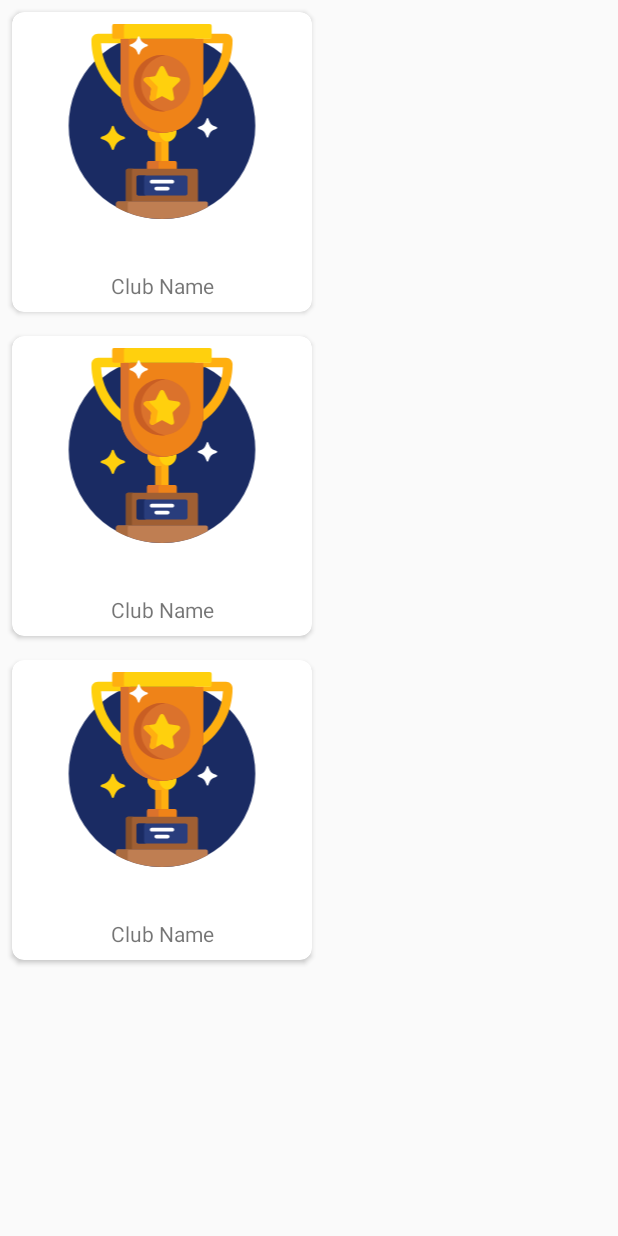
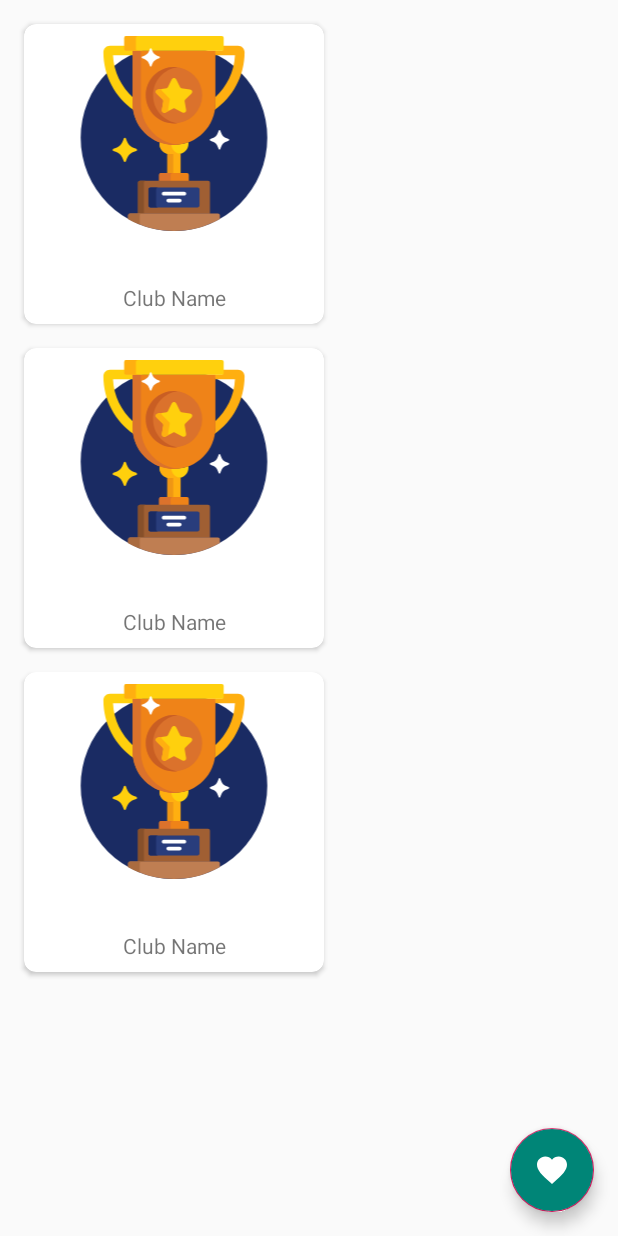
Before and after one commit to MuhammadAlief404/LeagueMatch, an Android app: the layout fragment_list_league.xml on its own in the app's theme, with its tools: preview values and no code run, on a phone screen of 412 x 824 dp. Run offline under Robolectric (Android 15) with nearby library versions, the phone set to English and light mode, and no system bars.

Commit message:
- add "Add to Favorite" code - check if Match is Favorited or not

```diff
--- a/app/src/main/java/com/quantumhiggs/footballmatch/db/Favorites.kt
+++ b/app/src/main/java/com/quantumhiggs/footballmatch/db/Favorites.kt
@@ -1,7 +1,7 @@
 package com.quantumhiggs.footballmatch.db
 
 data class Favorites(
-    val id: Double?,
+    val id: Long?,
     val eventId: String?,
     val eventName: String?,
     val dateEvent: String?,
--- a/app/src/main/java/com/quantumhiggs/footballmatch/ui/league/list/ListLeagueFragment.kt
+++ b/app/src/main/java/com/quantumhiggs/footballmatch/ui/league/list/ListLeagueFragment.kt
@@ -8,6 +8,7 @@ import android.view.ViewGroup
 import androidx.fragment.app.Fragment
 import androidx.lifecycle.Observer
 import androidx.lifecycle.ViewModelProviders
+import androidx.navigation.findNavController
 import androidx.recyclerview.widget.GridLayoutManager
 import com.quantumhiggs.footballmatch.R
 import com.quantumhiggs.footballmatch.model.League
@@ -38,6 +39,11 @@ class ListLeagueFragment : Fragment() {
         viewModel.setListLeague().observe(this, Observer { t ->
             showData(t.leagues)
         })
+
+        fab_favorite_list_league.setOnClickListener {
+            val direction = ListLeagueFragmentDirections.actionFavoriteMatch()
+            it.findNavController().navigate(direction)
+        }
     }
 
     private fun showData(data: List<League>) {
--- /dev/null
+++ b/app/src/main/res/drawable/ic_favorite.xml
@@ -0,0 +1,10 @@
+<vector xmlns:android="http://schemas.android.com/apk/res/android"
+        android:width="24dp"
+        android:height="24dp"
+        android:tint="#FFFFFF"
+        android:viewportWidth="24.0"
+        android:viewportHeight="24.0">
+    <path
+            android:fillColor="#FF000000"
+            android:pathData="M12,21.35l-1.45,-1.32C5.4,15.36 2,12.28 2,8.5 2,5.42 4.42,3 7.5,3c1.74,0 3.41,0.81 4.5,2.09C13.09,3.81 14.76,3 16.5,3 19.58,3 22,5.42 22,8.5c0,3.78 -3.4,6.86 -8.55,11.54L12,21.35z" />
+</vector>
--- a/app/src/main/res/layout/fragment_list_league.xml
+++ b/app/src/main/res/layout/fragment_list_league.xml
@@ -1,16 +1,36 @@
 <?xml version="1.0" encoding="utf-8"?>
-<LinearLayout
-        xmlns:android="http://schemas.android.com/apk/res/android"
+<androidx.constraintlayout.widget.ConstraintLayout xmlns:android="http://schemas.android.com/apk/res/android"
+        xmlns:app="http://schemas.android.com/apk/res-auto"
         xmlns:tools="http://schemas.android.com/tools"
         android:layout_width="match_parent"
         android:layout_height="match_parent"
-        tools:context=".ui.league.list.ListLeagueFragment"
-        android:orientation="vertical">
+        tools:context=".ui.league.list.ListLeagueFragment">
 
 
     <androidx.recyclerview.widget.RecyclerView
-            android:layout_width="match_parent"
-            android:layout_height="match_parent"
             android:id="@+id/rv_list_league"
-            tools:listitem="@layout/item_list_league"/>
-</LinearLayout>
+            android:layout_width="0dp"
+            android:layout_height="0dp"
+            android:layout_marginStart="8dp"
+            android:layout_marginTop="8dp"
+            android:layout_marginEnd="8dp"
+            android:layout_marginBottom="8dp"
+            app:layout_constraintBottom_toBottomOf="parent"
+            app:layout_constraintEnd_toEndOf="parent"
+            app:layout_constraintStart_toStartOf="parent"
+            app:layout_constraintTop_toTopOf="parent"
+            tools:listitem="@layout/item_list_league" />
+
+    <com.google.android.material.floatingactionbutton.FloatingActionButton
+            android:id="@+id/fab_favorite_list_league"
+            android:layout_width="wrap_content"
+            android:layout_height="wrap_content"
+            android:layout_marginEnd="16dp"
+            android:layout_marginBottom="16dp"
+            android:backgroundTint="@color/colorPrimary"
+            android:clickable="true"
+            android:focusable="true"
+            android:src="@drawable/ic_favorite"
+            app:layout_constraintBottom_toBottomOf="parent"
+            app:layout_constraintEnd_toEndOf="parent" />
+</androidx.constraintlayout.widget.ConstraintLayout>
```
Also changed, not shown: app/src/main/java/com/quantumhiggs/footballmatch/ui/match/detail/DetailMatchFragment.kt (+55 -1 lines).
